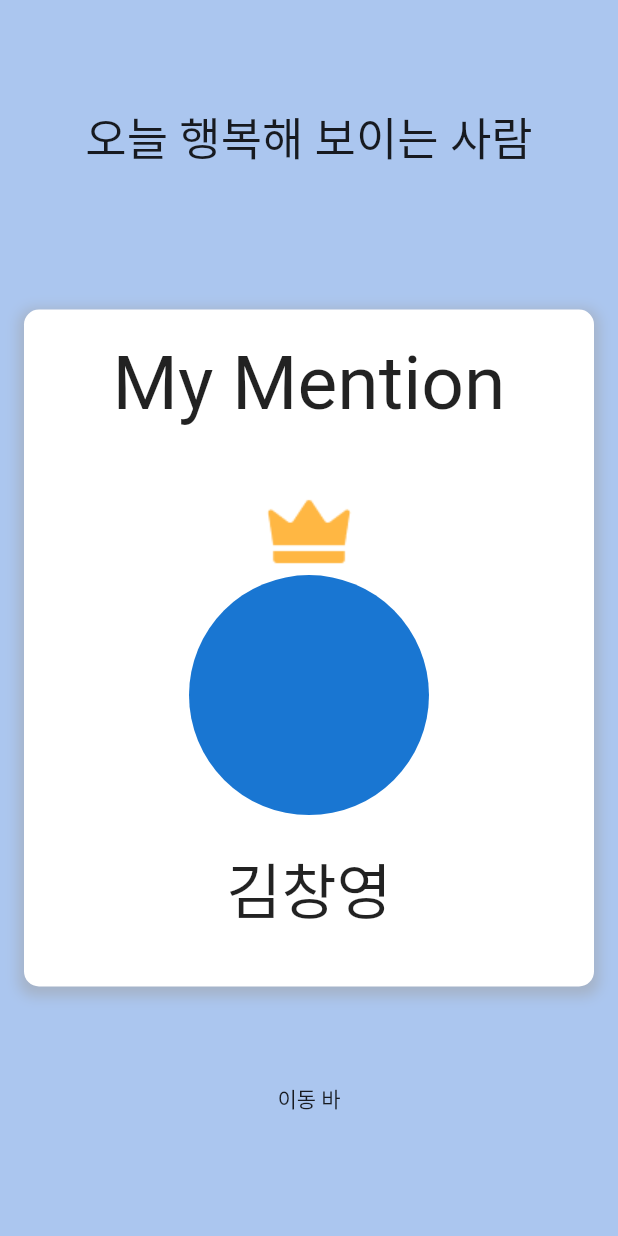
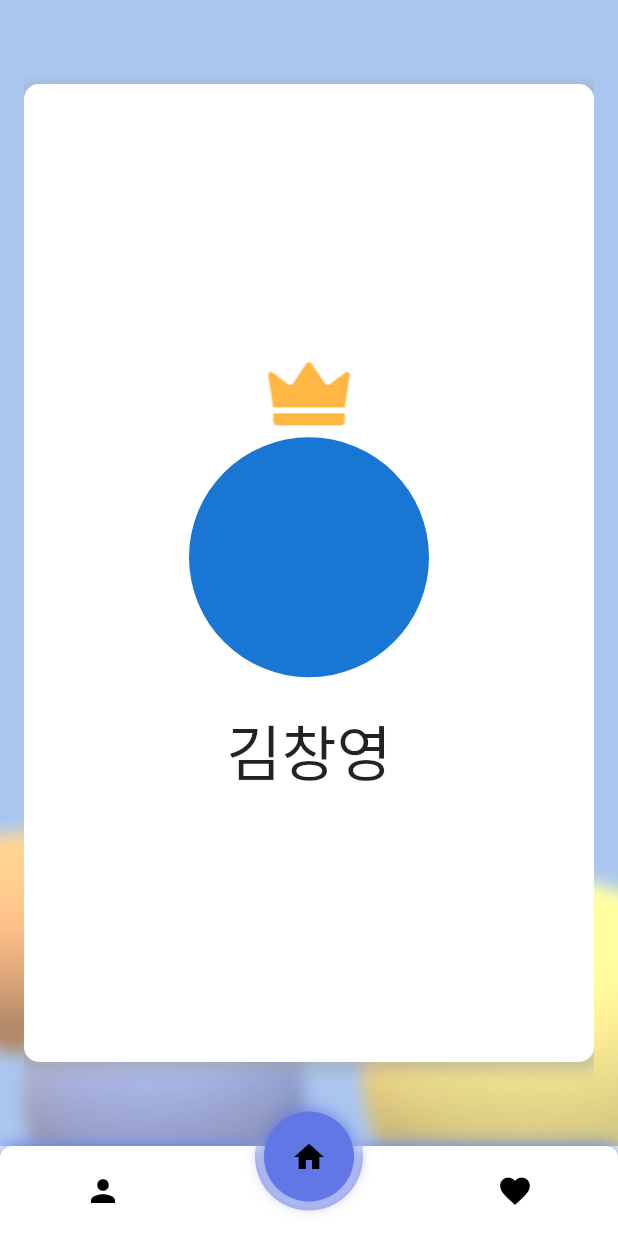
Before and after one commit to ukknown/Mention, a Flutter app: the VotePick screen opened directly, on a phone screen of 412 x 824 dp. Run offline on Flutter 3.47's test engine with Material 2 defaults, Android fonts, the phone set to English and light mode, and no system bars; drawn by our look-alikes of circle_nav_bar; our stand-ins replace card_swiper, carousel_slider, confetti, flutter_inset_box_shadow.

Commit message:
[front] feat : 배경화면이미지 설정, 멘션폭죽

```diff
--- a/app/lib/Screens/group_member.dart
+++ b/app/lib/Screens/group_member.dart
@@ -1,3 +1,4 @@
+import 'package:app/widgets/bg_img.dart';
 import 'package:app/widgets/bottom_nav.dart';
 import 'package:flutter/material.dart';
 
@@ -9,7 +10,9 @@ class GroupMember extends StatelessWidget {
     return Scaffold(
       resizeToAvoidBottomInset: false,
       backgroundColor: Theme.of(context).colorScheme.background,
-      body: Padding(
+      body: Container(
+        decoration: bgimg(),
+        child: Padding(
           padding: const EdgeInsets.all(20.0),
           child: Column(
             children: [
@@ -98,6 +101,7 @@ class GroupMember extends StatelessWidget {
             ],
           ),
         ),
+      ),
       bottomNavigationBar: const BottomNav(),
     );
   }
--- a/app/lib/Screens/vote_after.dart
+++ b/app/lib/Screens/vote_after.dart
@@ -1,29 +1,50 @@
+import 'package:app/widgets/bg_img.dart';
+import 'package:app/widgets/bottom_nav.dart';
 import 'package:flutter/material.dart';
+import 'package:confetti/confetti.dart';
+import 'dart:math';
 
-class VotePick extends StatelessWidget {
+class VotePick extends StatefulWidget {
   const VotePick({super.key});
+
+  @override
+  State<VotePick> createState() => _VotePickState();
+}
+
+class _VotePickState extends State<VotePick> {
+  late ConfettiController _controller;
+
+  @override
+  void initState() {
+    super.initState();
+    _controller = ConfettiController(
+      duration: const Duration(seconds: 15),
+    );
+    _controller.play();
+  }
+
+  @override
+  void dispose() {
+    _controller.dispose();
+    super.dispose();
+  }
 
   @override
   Widget build(BuildContext context) {
     return Scaffold(
-      backgroundColor: Theme.of(context).colorScheme.background,
-      body: Padding(
+      body: Container(
+        decoration: bgimg(),
+        child: Padding(
           padding: const EdgeInsets.all(16.0),
-        child: Column(
+          child: Stack(
             children: [
-            const Expanded(
-                flex: 1,
-                child: Center(
-                  child: Text(
-                    '오늘 행복해 보이는 사람',
-                    style: TextStyle(fontSize: 30),
-                  ),
-                )),
+              Column(
+                children: [
                   const SizedBox(
                     height: 40,
                   ),
                   Expanded(
-              flex: 3,
+                    flex: 1,
                     child: Container(
                       decoration: BoxDecoration(
                         color: Colors.white,
@@ -38,20 +59,11 @@ class VotePick extends StatelessWidget {
                         ],
                       ),
                       child: Column(
+                        mainAxisAlignment: MainAxisAlignment.center,
                         children: [
-                    const SizedBox(
-                      height: 20,
-                    ),
                           Center(
                             child: Column(
                               children: [
-                          const Text(
-                            "My Mention",
-                            style: TextStyle(fontSize: 50),
-                          ),
-                          const SizedBox(
-                            height: 40,
-                          ),
                                 Image.asset('assets/images/crown.png'),
                                 const CircleAvatar(
                                   radius: 80,
@@ -70,10 +82,72 @@ class VotePick extends StatelessWidget {
                       ),
                     ),
                   ),
-            const Expanded(flex: 1, child: Center(child: Text('이동 바')))
+                  const SizedBox(
+                    height: 40,
+                  ),
+                ],
+              ),
+              // position 위치
+              // Positioned(
+              //   top: MediaQuery.of(context).size.height /
+              //       2, // Set the position to the middle vertically
+              //   left: MediaQuery.of(context).size.width /
+              //       2, // Set the position to the middle horizontally
+              //   child: ConfettiWidget(
+              //     confettiController: _controller,
+              //     shouldLoop: true,
+              //     blastDirection: pi, // 90 degrees (downwards)
+              //     maxBlastForce: 50, // set a lower number for slower explosions
+              //     minBlastForce: 25, // set a lower number for slower explosions
+              //     emissionFrequency: 0.05, // how often it should emit particles
+              //     numberOfParticles: 50, // number of particles to emit
+              //     gravity:
+              //         0.1, // adjust gravity value for desired particle falling speed
+              //   ),
+              // Positioned(
+              //   top: MediaQuery.of(context).size.height * 1.1,
+              //   left: MediaQuery.of(context).size.width * 1.1,
+              //   child: _buildConfettiWidget(),
+              // ),
+              Positioned(
+                top: MediaQuery.of(context).size.height * 0.2,
+                left: MediaQuery.of(context).size.width * 1,
+                child: _buildConfettiWidget(),
+              ),
+              Positioned(
+                top: MediaQuery.of(context).size.height * 1,
+                left: MediaQuery.of(context).size.width * 0.3,
+                child: _buildConfettiWidget(),
+              ),
+              Positioned(
+                top: MediaQuery.of(context).size.height * 1,
+                left: MediaQuery.of(context).size.width * 1,
+                child: _buildConfettiWidget(),
+              ),
             ],
           ),
         ),
+      ),
+      bottomNavigationBar: const BottomNav(),
     );
   }
 }
+
+Widget _buildConfettiWidget() {
+  ConfettiController localController = ConfettiController(
+    duration: const Duration(seconds: 10),
+  );
+
+  localController.play(); // Start the confetti animation
+
+  return ConfettiWidget(
+    confettiController: localController,
+    // shouldLoop: true,
+    blastDirection: pi, // 90 degrees (downwards)
+    maxBlastForce: 40, // set a lower number for slower explosions
+    minBlastForce: 20, // set a lower number for slower explosions
+    emissionFrequency: 0.05, // how often it should emit particles
+    numberOfParticles: 50, // number of particles to emit
+    gravity: 0.1, // adjust gravity value for desired particle falling speed
+  );
+}
--- /dev/null
+++ b/app/lib/widgets/bg_img.dart
@@ -0,0 +1,12 @@
+import 'package:flutter/material.dart';
+
+BoxDecoration bgimg() {
+  return const BoxDecoration(
+    image: DecorationImage(
+      fit: BoxFit.cover,
+      image: AssetImage(
+        'assets/images/backgroundBall.png',
+      ),
+    ),
+  );
+}
--- a/app/pubspec.yaml
+++ b/app/pubspec.yaml
@@ -31,13 +31,14 @@ dependencies:
   flutter:
     sdk: flutter
   carousel_slider: ^4.0.0
+  confetti: ^0.7.0
 
   # The following adds the Cupertino Icons font to your application.
   # Use with the CupertinoIcons class for iOS style icons.
   cupertino_icons: ^1.0.2
   flutter_inset_box_shadow: ^1.0.8
   circle_nav_bar: ^2.0.1+1
-  card_swiper : ^2.0.4
+  card_swiper: ^2.0.4
 
 dev_dependencies:
   flutter_test:
```
Also changed, not shown: app/lib/Screens/group_screen.dart (+31 -22 lines), app/lib/Screens/vote_before.dart (+17 -4 lines), app/pubspec.lock. Lines whose indentation alone changed are shown as unchanged.
